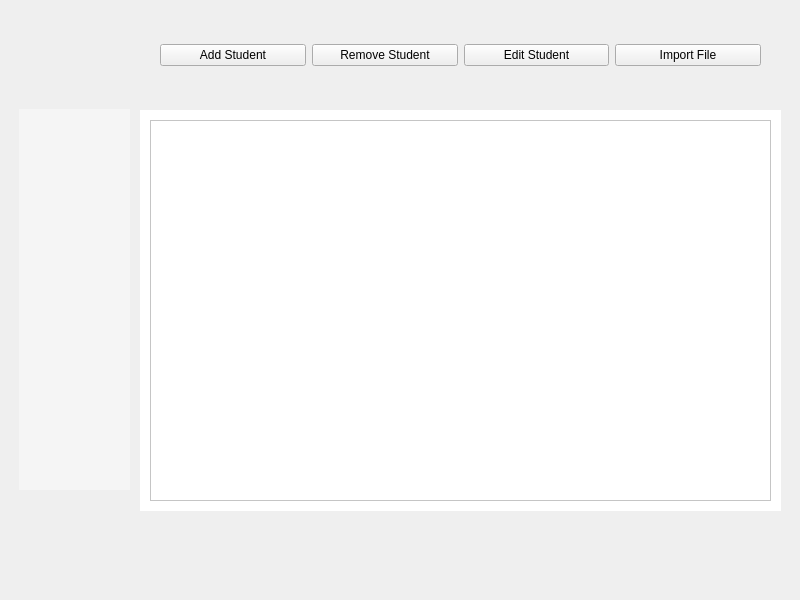
Qt form Ui/GV.ui (ahiendz/School-Management-System) before a commit.
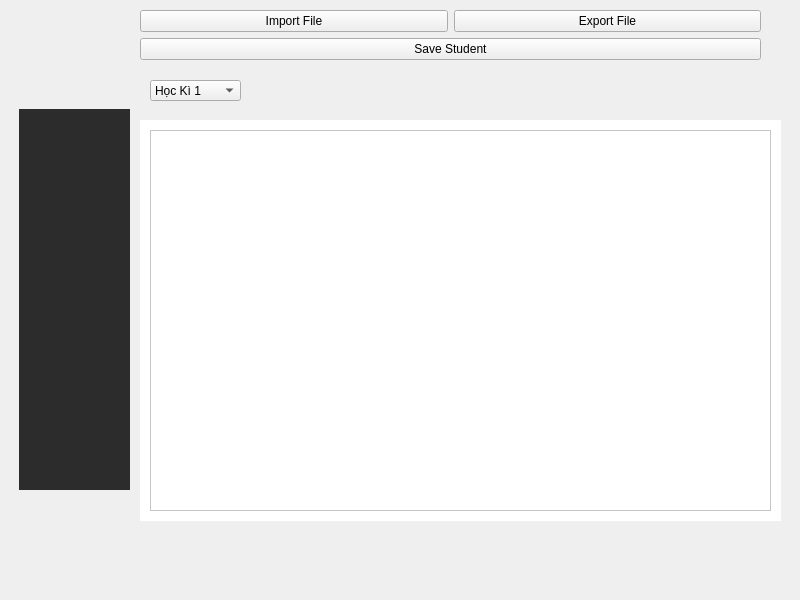
The same form after that commit.

```diff
--- a/Ui/GV.ui
+++ b/Ui/GV.ui
@@ -34,23 +34,25 @@
      </property>
      <property name="styleSheet">
       <string notr="true">QListWidget {
-        background-color: #f5f5f5;
-        border: none;
-		font: 22pt &quot;MS Shell Dlg 2&quot;;
-    }
-    QListWidget::item {
-        padding: 10px 15px;
-        border-radius: 8px;
-        margin: 4px;
-        font-size: 20px;
-    }
-    QListWidget::item:selected {
-        background-color: #4a90e2;
-        color: white;
-    }
-    QListWidget::item:hover {
-        background-color: #d0e7ff;
-    }</string>
+    background-color: #2c2c2c;
+    border: none;
+    font: 18pt &quot;Segoe UI&quot;;
+    color: #f0f0f0;
+}
+QListWidget::item {
+    padding: 10px 15px;
+    border-radius: 6px;
+    margin: 4px;
+    font-size: 16pt;
+}
+QListWidget::item:selected {
+    background-color: #4a90e2;
+    color: white;
+}
+QListWidget::item:hover {
+    background-color: #3a6fb0;
+}
+</string>
      </property>
     </widget>
    </widget>
@@ -59,57 +61,71 @@
      <rect>
       <x>130</x>
       <y>10</y>
-      <width>661</width>
-      <height>91</height>
+      <width>641</width>
+      <height>101</height>
      </rect>
     </property>
-    <widget class="QWidget" name="">
+    <widget class="QComboBox" name="chonhocki">
      <property name="geometry">
       <rect>
-       <x>30</x>
-       <y>10</y>
-       <width>601</width>
-       <height>71</height>
+       <x>20</x>
+       <y>70</y>
+       <width>91</width>
+       <height>21</height>
       </rect>
      </property>
-     <layout class="QHBoxLayout" name="horizontalLayout">
+     <item>
+      <property name="text">
+       <string>Học Kì 1</string>
+      </property>
+     </item>
+     <item>
+      <property name="text">
+       <string>Học Kì 2</string>
+      </property>
+     </item>
+    </widget>
+    <widget class="QWidget" name="layoutWidget">
+     <property name="geometry">
+      <rect>
+       <x>10</x>
+       <y>0</y>
+       <width>621</width>
+       <height>51</height>
+      </rect>
+     </property>
+     <layout class="QVBoxLayout" name="verticalLayout_3">
       <item>
-       <widget class="QPushButton" name="pushButton">
-        <property name="styleSheet">
-         <string notr="true">font: 16pt &quot;MS Shell Dlg 2&quot;;</string>
-        </property>
-        <property name="text">
-         <string>Add Student</string>
-        </property>
-       </widget>
+       <layout class="QHBoxLayout" name="horizontalLayout">
+        <item>
+         <widget class="QPushButton" name="import_btn">
+          <property name="styleSheet">
+           <string notr="true">font: 16pt &quot;MS Shell Dlg 2&quot;;</string>
+          </property>
+          <property name="text">
+           <string>Import File</string>
+          </property>
+         </widget>
+        </item>
+        <item>
+         <widget class="QPushButton" name="export_btn">
+          <property name="styleSheet">
+           <string notr="true">font: 16pt &quot;MS Shell Dlg 2&quot;;</string>
+          </property>
+          <property name="text">
+           <string>Export File</string>
+          </property>
+         </widget>
+        </item>
+       </layout>
       </item>
       <item>
-       <widget class="QPushButton" name="pushButton_3">
+       <widget class="QPushButton" name="save_btn">
         <property name="styleSheet">
          <string notr="true">font: 16pt &quot;MS Shell Dlg 2&quot;;</string>
         </property>
         <property name="text">
-         <string>Remove Student</string>
-        </property>
-       </widget>
-      </item>
-      <item>
-       <widget class="QPushButton" name="pushButton_4">
-        <property name="styleSheet">
-         <string notr="true">font: 16pt &quot;MS Shell Dlg 2&quot;;</string>
-        </property>
-        <property name="text">
-         <string>Edit Student</string>
-        </property>
-       </widget>
-      </item>
-      <item>
-       <widget class="QPushButton" name="pushButton_5">
-        <property name="styleSheet">
-         <string notr="true">font: 16pt &quot;MS Shell Dlg 2&quot;;</string>
-        </property>
-        <property name="text">
-         <string>Import File</string>
+         <string>Save Student</string>
         </property>
        </widget>
       </item>
@@ -120,9 +136,9 @@
     <property name="geometry">
      <rect>
       <x>130</x>
-      <y>100</y>
+      <y>110</y>
       <width>661</width>
-      <height>481</height>
+      <height>471</height>
      </rect>
     </property>
     <widget class="QStackedWidget" name="stackedWidget">
@@ -154,6 +170,28 @@
      <widget class="QWidget" name="page_2"/>
     </widget>
    </widget>
+   <widget class="QWidget" name="layoutWidget">
+    <property name="geometry">
+     <rect>
+      <x>0</x>
+      <y>0</y>
+      <width>2</width>
+      <height>2</height>
+     </rect>
+    </property>
+    <layout class="QVBoxLayout" name="verticalLayout"/>
+   </widget>
+   <widget class="QWidget" name="layoutWidget">
+    <property name="geometry">
+     <rect>
+      <x>0</x>
+      <y>0</y>
+      <width>2</width>
+      <height>2</height>
+     </rect>
+    </property>
+    <layout class="QVBoxLayout" name="verticalLayout_2"/>
+   </widget>
   </widget>
  </widget>
  <resources/>
```
